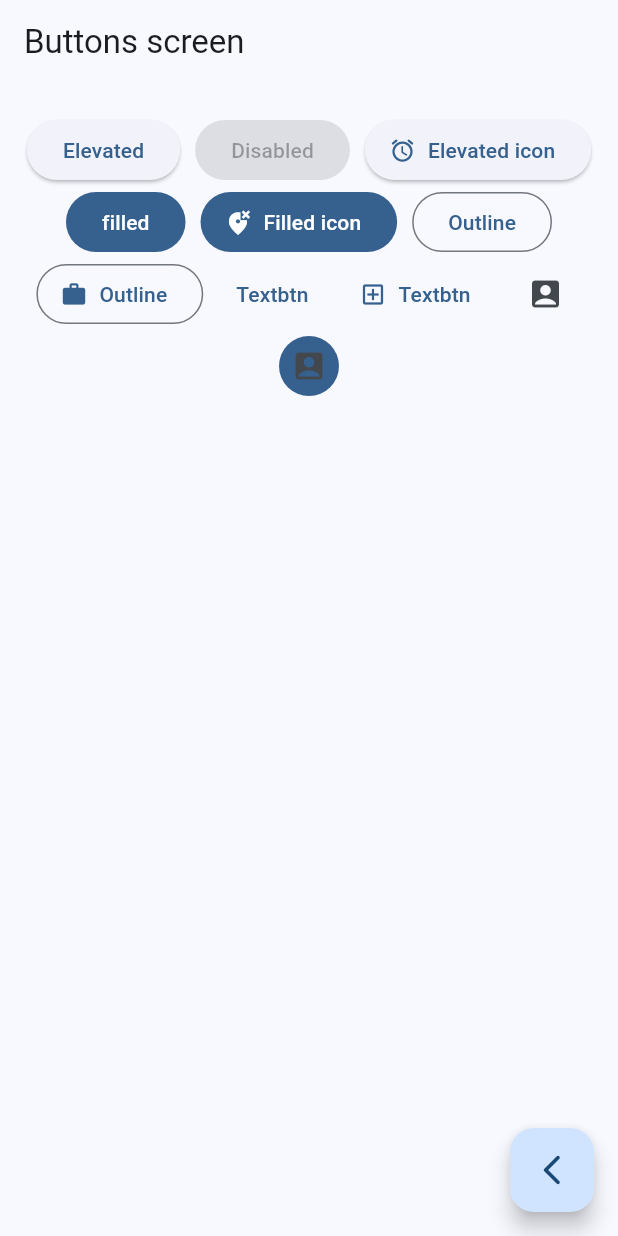
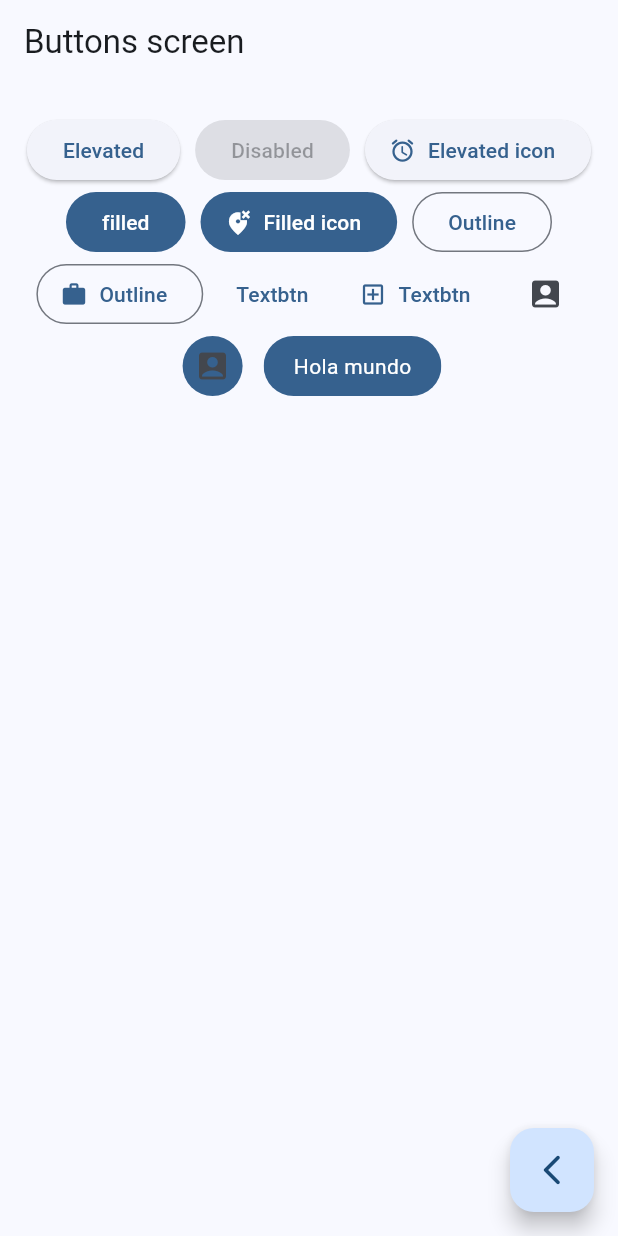
Before and after one commit to Dave-Gom/p_widgetApp, a Flutter app: the ButtonsScreen screen opened by its route, on a phone screen of 412 x 824 dp. Run offline on Flutter 3.47's test engine with Material 3 defaults, Android fonts, the phone set to English and light mode, and no system bars; our stand-ins replace go_router.

Commit message:
botton personalizado

```diff
--- a/lib/presentation/screens/buttons/buttons_screen.dart
+++ b/lib/presentation/screens/buttons/buttons_screen.dart
@@ -65,6 +65,7 @@ class _ButtonsView extends StatelessWidget {
                 style: ButtonStyle(
                     backgroundColor: MaterialStatePropertyAll(colors.primary)),
               ),
+              CustomButton()
             ],
           ),
         ),
@@ -72,3 +73,27 @@ class _ButtonsView extends StatelessWidget {
     );
   }
 }
+
+class CustomButton extends StatelessWidget {
+  const CustomButton({super.key});
+
+  @override
+  Widget build(BuildContext context) {
+    final colors = Theme.of(context).colorScheme;
+    return ClipRRect(
+      borderRadius: BorderRadius.circular(20),
+      child: Material(
+        color: colors.primary,
+        child: InkWell(
+          onTap: () {},
+          child: Padding(
+              padding: EdgeInsets.symmetric(horizontal: 20, vertical: 10),
+              child: const Text(
+                "Hola mundo",
+                style: TextStyle(color: Colors.white),
+              )),
+        ),
+      ),
+    );
+  }
+}
```
